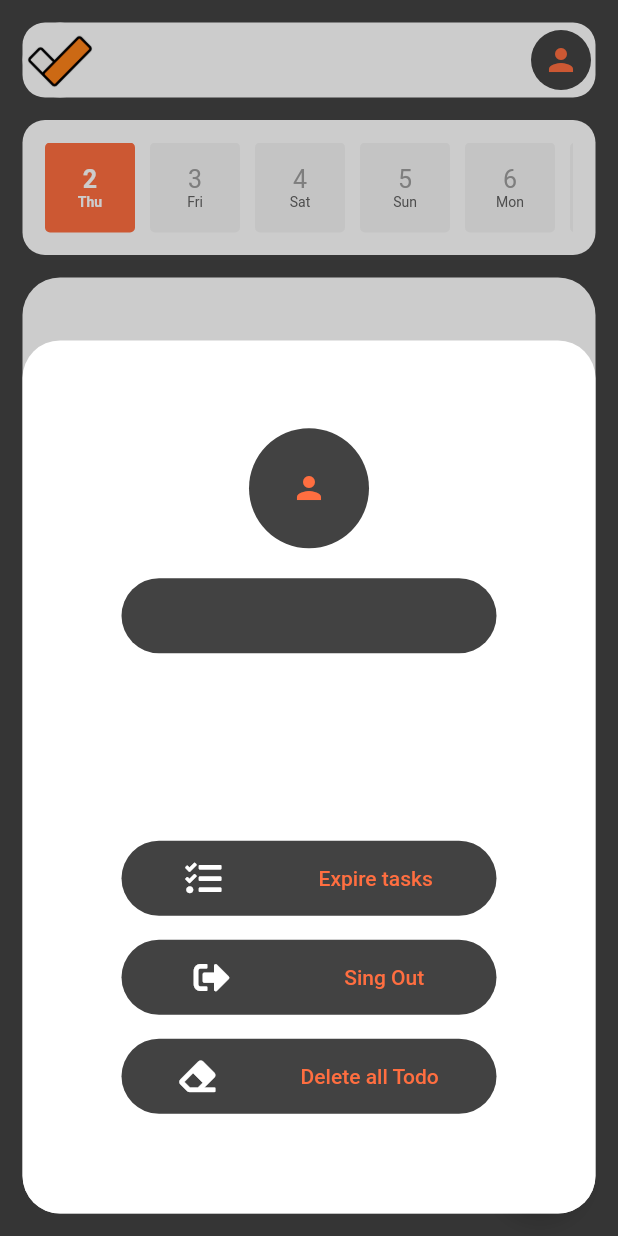
After one commit to temaand1/toddy, a Flutter app: the TasksScreen screen opened by its route, after a tap on the "person" icon, on a phone screen of 412 x 824 dp. The commit adds this screen. Run offline on Flutter 3.47's test engine with Material 2 defaults, Android fonts, the phone set to English and light mode, and no system bars; our stand-ins replace cloud_firestore, date_field, firebase_auth, firebase_core, fluttertoast, font_awesome_flutter and 2 more; missing offline and left inert: cloud_firestore_web, firebase_auth_web, firebase_core_web, flutter_iconpicker, google_sign_in_web, quick_actions; accounts and stored records are empty.

Commit message:
add user_modal_page

```diff
--- /dev/null
+++ b/lib/components/user_modal_page.dart
@@ -0,0 +1,152 @@
+import 'package:cloud_firestore/cloud_firestore.dart';
+import 'package:firebase_auth/firebase_auth.dart';
+import 'package:flutter/cupertino.dart';
+import 'package:flutter/material.dart';
+import 'package:font_awesome_flutter/font_awesome_flutter.dart';
+import 'package:google_fonts/google_fonts.dart';
+import 'package:toddyapp/components/user_page_buttton.dart';
+import 'package:toddyapp/models/google_auth.dart';
+
+import '../constants.dart';
+
+class NewUserPage extends StatelessWidget {
+  const NewUserPage({Key? key}) : super(key: key);
+
+  @override
+  Widget build(BuildContext context) {
+    final _firestore = FirebaseFirestore.instance;
+    final _auth = FirebaseAuth.instance;
+    final _userName = _auth.currentUser!.email.toString();
+    final _userAvatar = _auth.currentUser?.photoURL;
+    return Material(
+      type: MaterialType.transparency,
+      child: Container(
+        decoration: BoxDecoration(
+          borderRadius: BorderRadius.circular(25),
+          color: Colors.white,
+        ),
+        margin: EdgeInsets.all(15),
+        width: 400,
+        constraints: BoxConstraints(maxHeight: 582, minWidth: 400),
+        child: Column(
+          mainAxisAlignment: MainAxisAlignment.spaceAround,
+          children: [
+            Container(
+              child: Column(
+                children: [
+                  Hero(
+                    tag: 'person',
+                    child: CircleAvatar(
+                      radius: 40,
+                      backgroundColor: kMainBlue,
+                      child: Container(
+                        width: 70,
+                        decoration: BoxDecoration(
+                            borderRadius: BorderRadius.circular(50)),
+                        child: ClipRRect(
+                          borderRadius: BorderRadius.circular(45),
+                          child: (_userAvatar != null)
+                              ? Image(
+                                  image: NetworkImage(
+                                      _auth.currentUser!.photoURL.toString()),
+                                )
+                              : Icon(
+                                  Icons.person,
+                                  color: kAccentColor,
+                                ),
+                        ),
+                      ),
+                    ),
+                  ),
+                  Container(
+                    margin: EdgeInsets.only(top: 20),
+                    padding: EdgeInsets.symmetric(horizontal: 10),
+                    width: 250,
+                    height: 50,
+                    decoration: BoxDecoration(
+                        borderRadius: BorderRadius.circular(25),
+                        color: kMainBlue),
+                    child: Center(
+                      child: Text(
+                        _userName,
+                        style: GoogleFonts.roboto(
+                            fontSize: 20, color: Colors.white),
+                      ),
+                    ),
+                  ),
+                ],
+              ),
+            ),
+            Container(
+              child: Column(
+                children: [
+                  BigButton(
+                      onPressed: () =>
+                          Navigator.pushNamed(context, 'ExpireTasks'),
+                      name: 'Expire tasks',
+                      icon: FaIcon(
+                        FontAwesomeIcons.tasks,
+                        color: Colors.white,
+                      )),
+                  BigButton(
+                      onPressed: () async {
+                        await GoogleAuth().signOutFromGoogle();
+                        Navigator.pushNamed(context, '/');
+                      },
+                      name: 'Sing Out',
+                      icon: FaIcon(
+                        FontAwesomeIcons.signOutAlt,
+                        color: Colors.white,
+                      )),
+                  BigButton(
+                      onPressed: () {
+                        showDialog(
+                            context: context,
+                            builder: (BuildContext context) {
+                              return AlertDialog(
+                                shape: RoundedRectangleBorder(
+                                    borderRadius: BorderRadius.all(
+                                        Radius.circular(20.0))),
+                                title: Text("Hey !"),
+                                content: Text('Delete all your Todos ?'),
+                                actions: [
+                                  TextButton(
+                                      onPressed: () =>
+                                          Navigator.of(context).pop(),
+                                      child: Text('No')),
+                                  TextButton(
+                                    child: Text(
+                                      "Ok",
+                                      style: TextStyle(color: kAccentColor),
+                                    ),
+                                    onPressed: () {
+                                      _firestore
+                                          .collection('$_userName')
+                                          .get()
+                                          .then((snapshot) {
+                                        for (DocumentSnapshot ds
+                                            in snapshot.docs) {
+                                          ds.reference.delete();
+                                        }
+                                      });
+                                      Navigator.pushNamed(context, '/');
+                                    },
+                                  )
+                                ],
+                              );
+                            });
+                      },
+                      name: 'Delete all Todo',
+                      icon: FaIcon(
+                        FontAwesomeIcons.eraser,
+                        color: Colors.white,
+                      ))
+                ],
+              ),
+            ),
+          ],
+        ),
+      ),
+    );
+  }
+}
--- /dev/null
+++ b/lib/components/user_page_buttton.dart
@@ -0,0 +1,40 @@
+import 'package:flutter/material.dart';
+
+import '../constants.dart';
+
+class BigButton extends StatelessWidget {
+  final onPressed;
+  final String name;
+  final Widget icon;
+  const BigButton({
+    Key? key,
+    required this.onPressed,
+    required this.name,
+    required this.icon,
+  }) : super(key: key);
+
+  @override
+  Widget build(BuildContext context) {
+    return TextButton(
+      onPressed: onPressed,
+      child: Container(
+          padding: EdgeInsets.symmetric(horizontal: 10),
+          width: 250,
+          height: 50,
+          decoration: BoxDecoration(
+              borderRadius: BorderRadius.circular(25), color: kMainBlue),
+          child: Center(
+            child: Row(
+              mainAxisAlignment: MainAxisAlignment.spaceAround,
+              children: [
+                icon,
+                Text(
+                  name,
+                  style: TextStyle(color: kAccentColor),
+                ),
+              ],
+            ),
+          )),
+    );
+  }
+}
--- a/lib/screens/tasks_screen.dart
+++ b/lib/screens/tasks_screen.dart
@@ -9,6 +9,7 @@ import 'package:quick_actions/quick_actions.dart';
 import 'package:toddyapp/components/add_button.dart';
 import 'package:cloud_firestore/cloud_firestore.dart';
 import 'package:toddyapp/components/task_tile.dart';
+import 'package:toddyapp/components/user_modal_page.dart';
 import 'package:toddyapp/components/week_view.dart';
 import 'package:toddyapp/constants.dart';
 
@@ -89,7 +90,7 @@ class _TasksScreenState extends State<TasksScreen> {
                     GestureDetector(
                       onTap: () {
                         _auth.currentUser != null
-                            ? Navigator.pushNamed(context, 'User')
+                            ? userModalPage(context)
                             : Navigator.pushNamed(context, 'Login');
                       },
                       child: Container(
@@ -128,6 +129,13 @@ class _TasksScreenState extends State<TasksScreen> {
       )),
     );
   }
+
+  Future<dynamic> userModalPage(BuildContext context) =>
+      showCupertinoModalPopup(
+          context: context,
+          builder: (context) {
+            return NewUserPage();
+          });
 }
 
 class Taskbody extends StatefulWidget {
```
